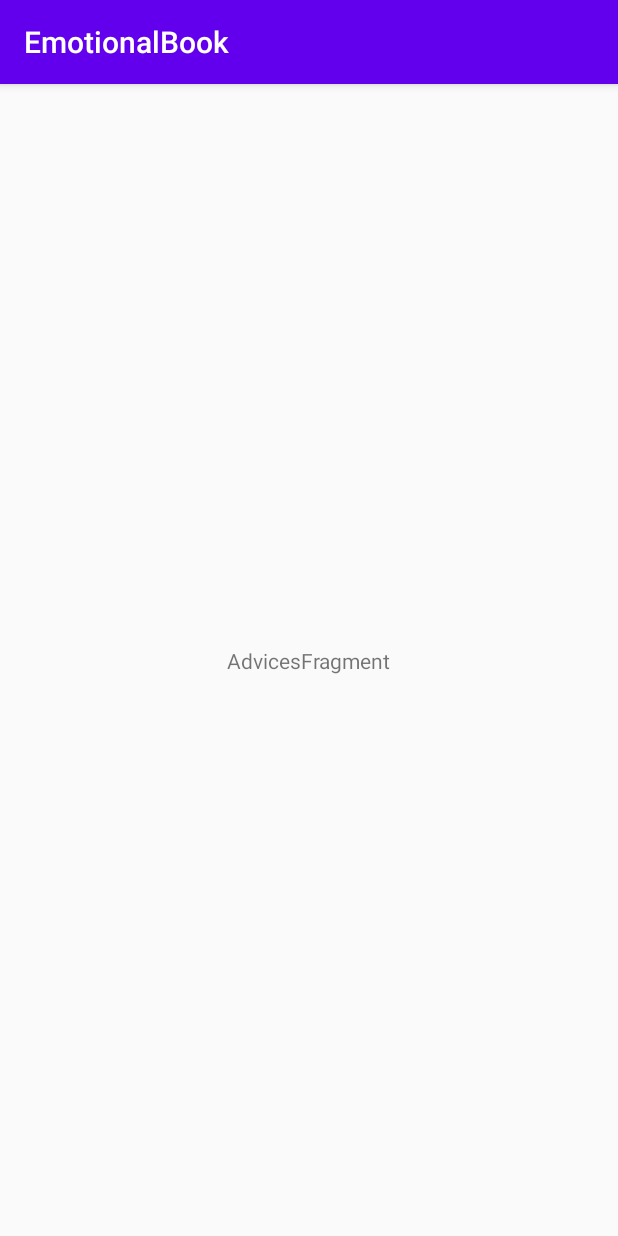
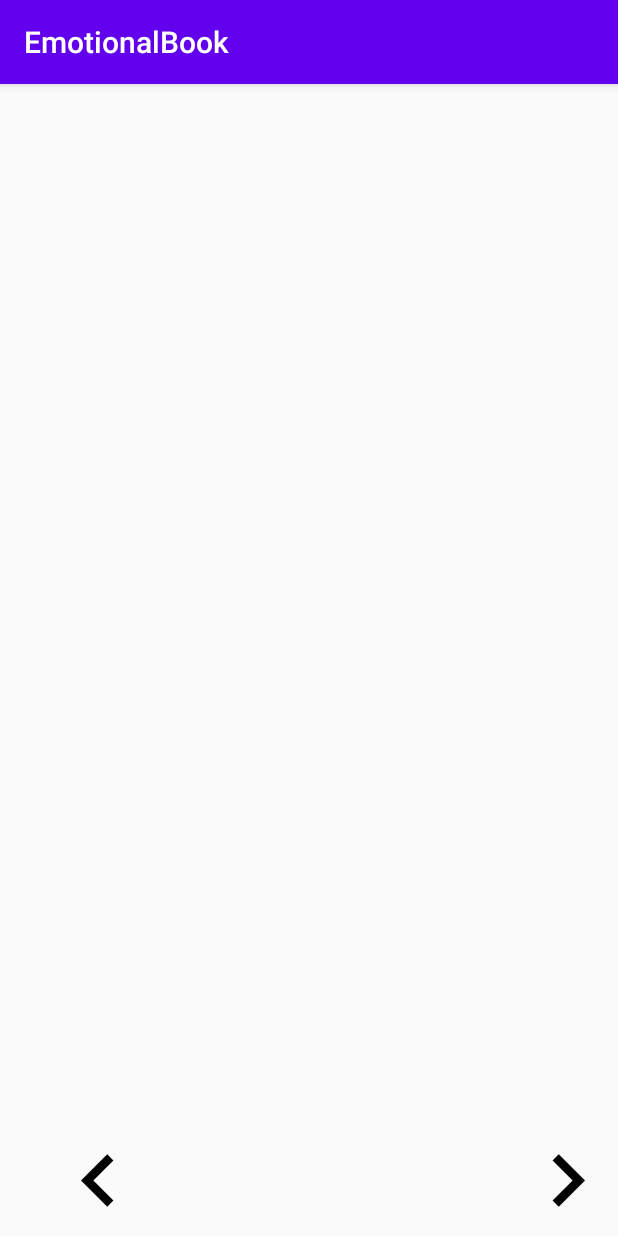
Before and after one commit to Domenico2299/EmotionalBook, an Android app: the AdvicesActivity screen opened directly, with no data from a screen before it, on a phone screen of 412 x 824 dp. Run offline under Robolectric (Android 15) with nearby library versions, the phone set to English and light mode, and no system bars.

Commit message:
modifiche layout + arrow button

```diff
--- a/app/build.gradle
+++ b/app/build.gradle
@@ -33,4 +33,5 @@ dependencies {
     testImplementation 'junit:junit:4.12'
     androidTestImplementation 'androidx.test.ext:junit:1.1.1'
     androidTestImplementation 'androidx.test.espresso:espresso-core:3.2.0'
+    implementation 'com.android.support:cardview-v7:28.0.0'
 }
--- a/app/src/main/java/com/example/emotionalbook/AdvicesActivity.java
+++ b/app/src/main/java/com/example/emotionalbook/AdvicesActivity.java
@@ -4,7 +4,6 @@ import androidx.appcompat.app.AppCompatActivity;
 
 import android.os.Bundle;
 
-import com.example.emotionalbook.ui.advices.AdvicesFragment;
 
 public class AdvicesActivity extends AppCompatActivity {
 
@@ -12,10 +11,6 @@ public class AdvicesActivity extends AppCompatActivity {
     protected void onCreate(Bundle savedInstanceState) {
         super.onCreate(savedInstanceState);
         setContentView(R.layout.advices_activity);
-        if (savedInstanceState == null) {
-            getSupportFragmentManager().beginTransaction()
-                    .replace(R.id.container, AdvicesFragment.newInstance())
-                    .commitNow();
-        }
+
     }
 }
--- a/app/src/main/java/com/example/emotionalbook/ui/advices/AdvicesFragment.java
+++ /dev/null
@@ -1,39 +0,0 @@
-package com.example.emotionalbook.ui.advices;
-
-import androidx.lifecycle.ViewModelProviders;
-
-import android.os.Bundle;
-
-import androidx.annotation.NonNull;
-import androidx.annotation.Nullable;
-import androidx.fragment.app.Fragment;
-
-import android.view.LayoutInflater;
-import android.view.View;
-import android.view.ViewGroup;
-
-import com.example.emotionalbook.R;
-
-public class AdvicesFragment extends Fragment {
-
-    private AdvicesViewModel mViewModel;
-
-    public static AdvicesFragment newInstance() {
-        return new AdvicesFragment();
-    }
-
-    @Nullable
-    @Override
-    public View onCreateView(@NonNull LayoutInflater inflater, @Nullable ViewGroup container,
-                             @Nullable Bundle savedInstanceState) {
-        return inflater.inflate(R.layout.advices_fragment, container, false);
-    }
-
-    @Override
-    public void onActivityCreated(@Nullable Bundle savedInstanceState) {
-        super.onActivityCreated(savedInstanceState);
-        mViewModel = ViewModelProviders.of(this).get(AdvicesViewModel.class);
-        // TODO: Use the ViewModel
-    }
-
-}
--- a/app/src/main/java/com/example/emotionalbook/ui/advices/AdvicesFragment2.java
+++ /dev/null
@@ -1,38 +0,0 @@
-package com.example.emotionalbook.ui.advices;
-
-import androidx.lifecycle.ViewModelProviders;
-
-import android.os.Bundle;
-
-import androidx.annotation.NonNull;
-import androidx.annotation.Nullable;
-import androidx.fragment.app.Fragment;
-
-import android.view.LayoutInflater;
-import android.view.View;
-import android.view.ViewGroup;
-
-import com.example.emotionalbook.R;
-
-public class AdvicesFragment2 extends Fragment {
-
-    private AdvicesFragment2ViewModel mViewModel;
-
-    public static AdvicesFragment2 newInstance() {
-        return new AdvicesFragment2();
-    }
-
-    @Override
-    public View onCreateView(@NonNull LayoutInflater inflater, @Nullable ViewGroup container,
-                             @Nullable Bundle savedInstanceState) {
-        return inflater.inflate(R.layout.advices_fragment2, container, false);
-    }
-
-    @Override
-    public void onActivityCreated(@Nullable Bundle savedInstanceState) {
-        super.onActivityCreated(savedInstanceState);
-        mViewModel = ViewModelProviders.of(this).get(AdvicesFragment2ViewModel.class);
-        // TODO: Use the ViewModel
-    }
-
-}
--- a/app/src/main/java/com/example/emotionalbook/ui/advices/AdvicesFragment2ViewModel.java
+++ /dev/null
@@ -1,7 +0,0 @@
-package com.example.emotionalbook.ui.advices;
-
-import androidx.lifecycle.ViewModel;
-
-public class AdvicesFragment2ViewModel extends ViewModel {
-    // TODO: Implement the ViewModel
-}
--- a/app/src/main/java/com/example/emotionalbook/ui/advices/AdvicesViewModel.java
+++ /dev/null
@@ -1,7 +0,0 @@
-package com.example.emotionalbook.ui.advices;
-
-import androidx.lifecycle.ViewModel;
-
-public class AdvicesViewModel extends ViewModel {
-    // TODO: Implement the ViewModel
-}
--- /dev/null
+++ b/app/src/main/res/drawable/advices_left_arrow.xml
@@ -0,0 +1,4 @@
+<vector android:height="70dp" android:viewportHeight="24.0"
+    android:viewportWidth="24.0" android:width="70dp" xmlns:android="http://schemas.android.com/apk/res/android">
+    <path android:fillColor="#FF000000" android:pathData="M15.41,7.41L14,6l-6,6 6,6 1.41,-1.41L10.83,12z"/>
+</vector>
--- /dev/null
+++ b/app/src/main/res/drawable/advices_right_arrow.xml
@@ -0,0 +1,9 @@
+<vector xmlns:android="http://schemas.android.com/apk/res/android"
+        android:width="70dp"
+        android:height="70dp"
+        android:viewportWidth="24.0"
+        android:viewportHeight="24.0">
+    <path
+        android:fillColor="#FF000000"
+        android:pathData="M10,6L8.59,7.41 13.17,12l-4.58,4.59L10,18l6,-6z"/>
+</vector>
--- a/app/src/main/res/layout/advices_activity.xml
+++ b/app/src/main/res/layout/advices_activity.xml
@@ -4,4 +4,26 @@
     android:id="@+id/container"
     android:layout_width="match_parent"
     android:layout_height="match_parent"
-    tools:context=".AdvicesActivity" />
+    tools:context=".AdvicesActivity">
+
+    <Button
+    style="?android:attr/borderlessButtonStyle"
+    android:layout_width="105dp"
+    android:layout_height="62dp"
+    android:layout_marginStart="320dp"
+    android:layout_marginTop="700dp"
+    android:layout_marginEnd="0dp"
+    android:backgroundTint="@color/cardview_light_background"
+    android:drawableRight="@drawable/advices_right_arrow" />
+
+    <Button
+        style="?android:attr/borderlessButtonStyle"
+        android:layout_width="105dp"
+        android:layout_height="62dp"
+        android:layout_marginStart="7dp"
+        android:layout_marginTop="700dp"
+        android:layout_marginEnd="0dp"
+        android:backgroundTint="@color/cardview_light_background"
+        android:drawableRight="@drawable/advices_left_arrow" />
+
+</FrameLayout>
--- a/app/src/main/res/layout/advices_fragment.xml
+++ /dev/null
@@ -1,20 +0,0 @@
-<?xml version="1.0" encoding="utf-8"?>
-<androidx.constraintlayout.widget.ConstraintLayout xmlns:android="http://schemas.android.com/apk/res/android"
-    xmlns:app="http://schemas.android.com/apk/res-auto"
-    xmlns:tools="http://schemas.android.com/tools"
-    android:id="@+id/advices"
-    android:layout_width="match_parent"
-    android:layout_height="match_parent"
-    tools:context=".ui.advices.AdvicesFragment">
-
-    <TextView
-        android:id="@+id/message"
-        android:layout_width="wrap_content"
-        android:layout_height="wrap_content"
-        android:text="AdvicesFragment"
-        app:layout_constraintBottom_toBottomOf="parent"
-        app:layout_constraintEnd_toEndOf="parent"
-        app:layout_constraintStart_toStartOf="parent"
-        app:layout_constraintTop_toTopOf="parent" />
-
-</androidx.constraintlayout.widget.ConstraintLayout>
--- a/app/src/main/res/layout/advices_fragment2.xml
+++ /dev/null
@@ -1,13 +0,0 @@
-<?xml version="1.0" encoding="utf-8"?>
-<FrameLayout xmlns:android="http://schemas.android.com/apk/res/android"
-    xmlns:tools="http://schemas.android.com/tools"
-    android:layout_width="match_parent"
-    android:layout_height="match_parent"
-    tools:context=".ui.advices.AdvicesFragment2">
-
-    <TextView
-        android:layout_width="match_parent"
-        android:layout_height="match_parent"
-        android:text="Hello" />
-
-</FrameLayout>
```
